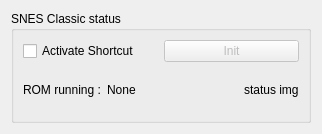
Above: snesclassicstatut.ui from Skarsnik/Savestate2snes before the change. Below: the same form after it.
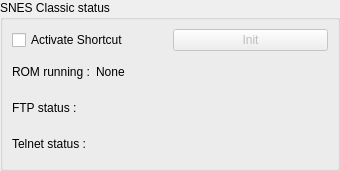
That is the form after the change.

```diff
--- a/snesclassicstatut.ui
+++ b/snesclassicstatut.ui
@@ -6,14 +6,26 @@
    <rect>
     <x>0</x>
     <y>0</y>
-    <width>322</width>
-    <height>134</height>
+    <width>340</width>
+    <height>171</height>
    </rect>
   </property>
   <property name="windowTitle">
    <string>Form</string>
   </property>
   <layout class="QHBoxLayout" name="horizontalLayout">
+   <property name="leftMargin">
+    <number>0</number>
+   </property>
+   <property name="topMargin">
+    <number>0</number>
+   </property>
+   <property name="rightMargin">
+    <number>0</number>
+   </property>
+   <property name="bottomMargin">
+    <number>0</number>
+   </property>
    <item>
     <widget class="QGroupBox" name="groupBox">
      <property name="title">
@@ -63,16 +75,65 @@
           </property>
          </widget>
         </item>
+       </layout>
+      </item>
+      <item>
+       <layout class="QHBoxLayout" name="horizontalLayout_4">
         <item>
-         <widget class="QLabel" name="statusLabel">
-          <property name="sizePolicy">
-           <sizepolicy hsizetype="Minimum" vsizetype="Preferred">
-            <horstretch>0</horstretch>
-            <verstretch>0</verstretch>
-           </sizepolicy>
+         <widget class="QLabel" name="label_2">
+          <property name="text">
+           <string>FTP status :</string>
           </property>
+         </widget>
+        </item>
+        <item>
+         <spacer name="horizontalSpacer">
+          <property name="orientation">
+           <enum>Qt::Horizontal</enum>
+          </property>
+          <property name="sizeHint" stdset="0">
+           <size>
+            <width>40</width>
+            <height>20</height>
+           </size>
+          </property>
+         </spacer>
+        </item>
+        <item>
+         <widget class="QLabel" name="ftpStatusLabel">
           <property name="text">
-           <string>status img</string>
+           <string/>
+          </property>
+         </widget>
+        </item>
+       </layout>
+      </item>
+      <item>
+       <layout class="QHBoxLayout" name="horizontalLayout_5">
+        <item>
+         <widget class="QLabel" name="label_3">
+          <property name="text">
+           <string>Telnet status :</string>
+          </property>
+         </widget>
+        </item>
+        <item>
+         <spacer name="horizontalSpacer_2">
+          <property name="orientation">
+           <enum>Qt::Horizontal</enum>
+          </property>
+          <property name="sizeHint" stdset="0">
+           <size>
+            <width>40</width>
+            <height>20</height>
+           </size>
+          </property>
+         </spacer>
+        </item>
+        <item>
+         <widget class="QLabel" name="telnetStatusLabel">
+          <property name="text">
+           <string/>
           </property>
          </widget>
         </item>
```
